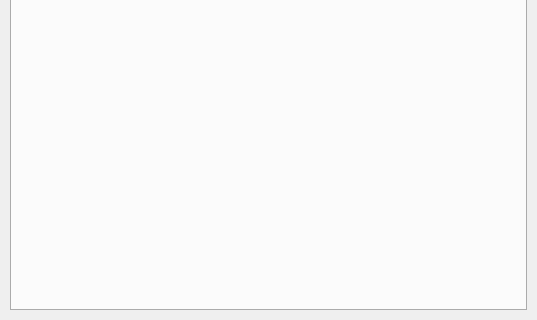
ONS-RossGD/OptiCORD2, file ui/load.ui: the form before one commit; both pictures show x 0 to 537 and y 233 to 553 of the 537 by 553 pixel window.
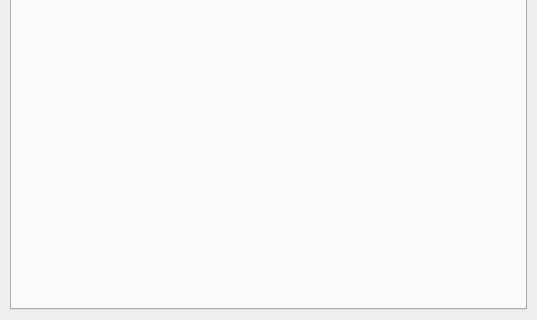
The form after the commit.

What changed in the file:
```diff
--- a/ui/load.ui
+++ b/ui/load.ui
@@ -99,7 +99,7 @@
       </sizepolicy>
      </property>
      <property name="tabPosition">
-      <enum>QTabWidget::South</enum>
+      <enum>QTabWidget::North</enum>
      </property>
      <property name="currentIndex">
       <number>0</number>
@@ -107,11 +107,6 @@
      <property name="tabBarAutoHide">
       <bool>true</bool>
      </property>
-     <widget class="QWidget" name="tab">
-      <attribute name="title">
-       <string>Tab 1</string>
-      </attribute>
-     </widget>
     </widget>
    </item>
   </layout>
```
Left out of the diff: 13 changed lines with no effect on the pictures.
